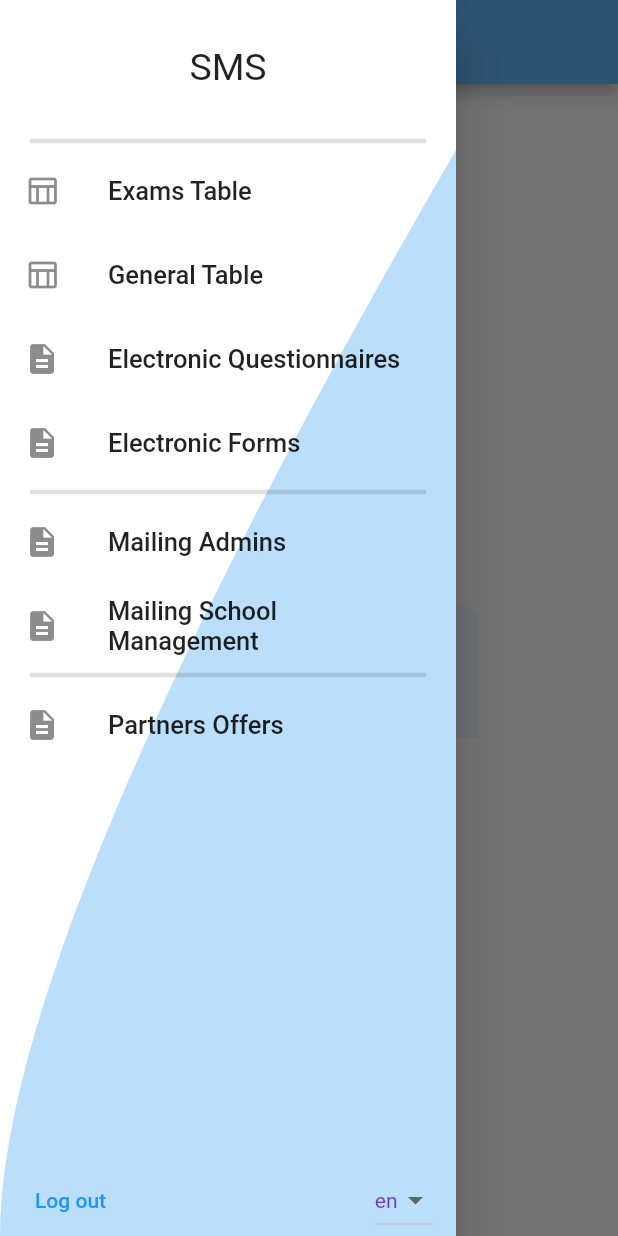
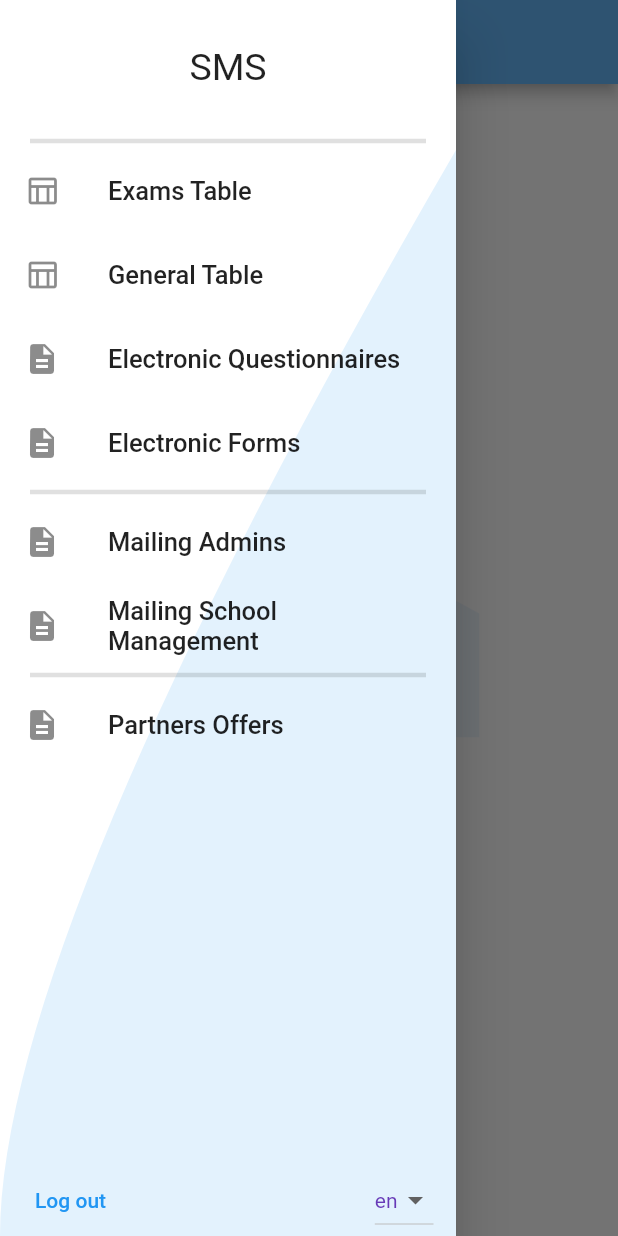
Before and after one commit to ARMADA-R/flutter_project, a Flutter app: the ElectronicForms screen opened by its route, with the side drawer open, on a phone screen of 412 x 824 dp. Run offline on Flutter 3.47's test engine with Material 2 defaults, Android fonts, the phone set to English and light mode, and no system bars; our stand-ins replace flutter_bloc, introduction_screen, shared_preferences; missing offline and left inert: flutter_form_bloc; accounts and stored records are empty; network calls fail.

Commit message:
rafi edits..

```diff
--- a/lib/widgets/Drawer-1.dart
+++ b/lib/widgets/Drawer-1.dart
@@ -30,7 +30,7 @@ class Drawer1 extends StatelessWidget {
     return Drawer(
 
       child: Container(
-        color: Colors.blue[100],
+        color: Colors.blue[50],
 
         child: Stack(
           children: [
```
